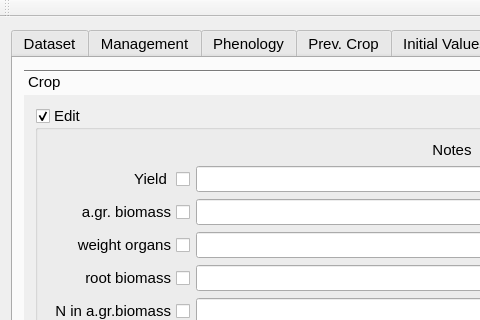
The window that Datasets/datasetmetadata.ui (arkygeek/DataRanking) describes before a commit, drawn with Qt 5; both pictures show x 0 to 480 and y 0 to 320 of the 984 by 880 pixel window.
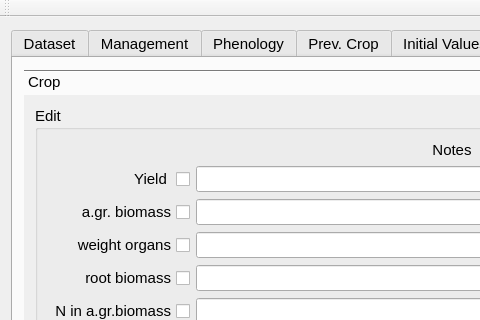
The same window after the commit.

The edit to the form file:
```diff
--- a/Datasets/datasetmetadata.ui
+++ b/Datasets/datasetmetadata.ui
@@ -4258,10 +4258,10 @@
                <string>Edit</string>
               </property>
               <property name="checkable">
-               <bool>true</bool>
+               <bool>false</bool>
               </property>
               <property name="checked">
-               <bool>true</bool>
+               <bool>false</bool>
               </property>
               <layout class="QGridLayout" name="gridLayout_47">
                <item row="0" column="0" colspan="2">
```
Left out of the diff: 12 changed lines with no effect on the pictures.
